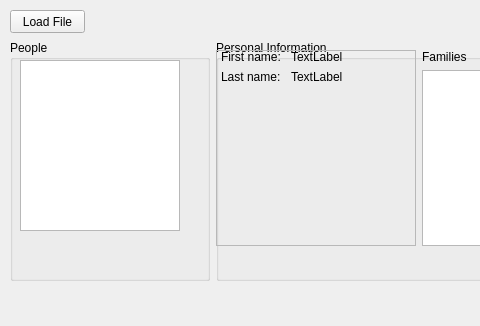
Qt form pyqt.ui (tehsoren/FamViewer) before a commit; both pictures show x 0 to 480 and y 0 to 326 of the 827 by 326 pixel window.
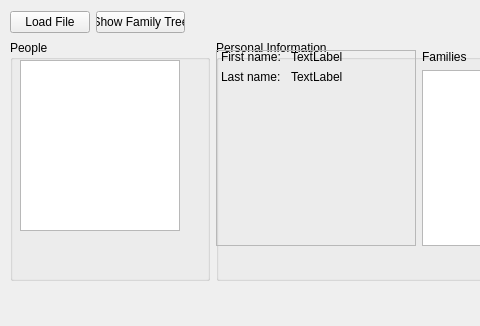
The same form after that commit.

Commit message: start family tree, can give ged through sysargv

Patch:
```diff
--- a/pyqt.ui
+++ b/pyqt.ui
@@ -176,18 +176,31 @@
      </item>
     </layout>
    </widget>
-   <widget class="QPushButton" name="LoadFile">
+   <widget class="QWidget" name="horizontalLayoutWidget">
     <property name="geometry">
      <rect>
       <x>10</x>
       <y>10</y>
-      <width>75</width>
-      <height>23</height>
+      <width>175</width>
+      <height>25</height>
      </rect>
     </property>
+    <layout class="QHBoxLayout" name="horizontalLayout_3">
+     <item>
+      <widget class="QPushButton" name="LoadFile">
     <property name="text">
      <string>Load File</string>
     </property>
+      </widget>
+     </item>
+     <item>
+      <widget class="QPushButton" name="ShowTreeWindowButton">
+       <property name="text">
+        <string>Show Family Tree</string>
+       </property>
+      </widget>
+     </item>
+    </layout>
    </widget>
   </widget>
   <widget class="QMenuBar" name="menubar">
```
Lines whose indentation alone changed are shown as unchanged. The commit also changes 4 other files.
